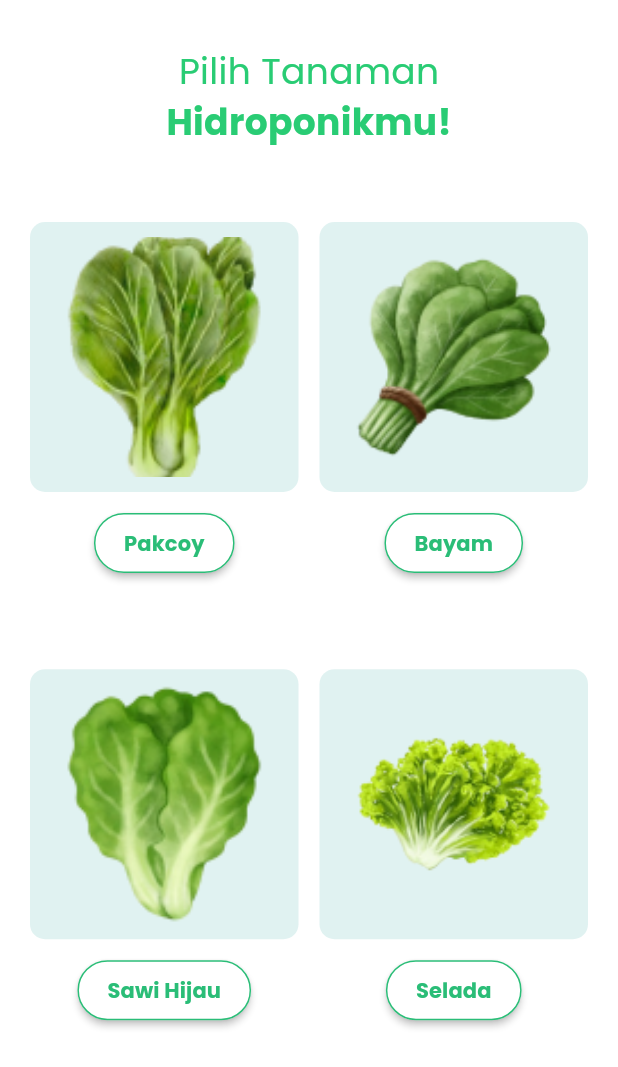
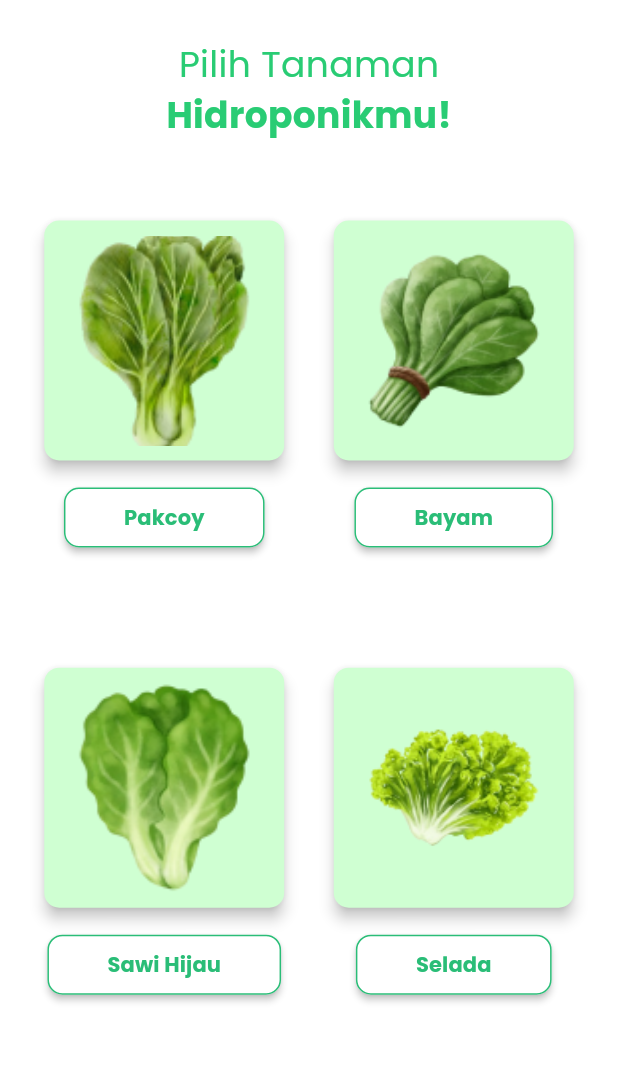
Before and after one commit to CLINTON1233/PBL-IF-16-Hydrogami-Integrasi-IoT-dan-Gamifikasi-Pada-Tanaman-Hidroponik, a Flutter app: the PilihPage screen opened directly, on a phone screen of 412 x 824 dp. Shown: the top 1067 px of the screen. Run offline on Flutter 3.47's test engine with Material 3 defaults, Android fonts, the phone set to English and light mode, and no system bars; our stand-ins replace google_fonts.

Commit message:
Page Pilih Hidroponik

```diff
--- a/lib/pilih_page.dart
+++ b/lib/pilih_page.dart
@@ -16,14 +16,14 @@ class _PilihPageState extends State<PilihPage> {
       appBar: AppBar(
         backgroundColor: const Color.fromARGB(255, 36, 209, 126),
         elevation: 0,
-        toolbarHeight: 0, // untuk menghilangkan height dari appbar
+        toolbarHeight: 0,
       ),
       body: SingleChildScrollView(
         child: Padding(
           padding: const EdgeInsets.symmetric(horizontal: 20),
           child: Column(
             children: [
-              const SizedBox(height: 30),
+              const SizedBox(height: 25),
               Text(
                 'Pilih Tanaman',
                 style: GoogleFonts.poppins(
@@ -50,7 +50,7 @@ class _PilihPageState extends State<PilihPage> {
                   crossAxisCount: 2,
                   crossAxisSpacing: 14,
                   mainAxisSpacing: 14,
-                  childAspectRatio: 0.63, // Atur childAspectRatio jika perlu
+                  childAspectRatio: 0.63,
                 ),
                 children: [
                   _buildTanamanItem('assets/pakcoy.png', 'Pakcoy'),
@@ -70,36 +70,40 @@ class _PilihPageState extends State<PilihPage> {
   // Widget untuk item tanaman
   Widget _buildTanamanItem(String imagePath, String title) {
     return Column(
-      crossAxisAlignment:
-          CrossAxisAlignment.center, // Memastikan konten berada di tengah
+      crossAxisAlignment: CrossAxisAlignment.center,
       children: [
-        Container(
-          decoration: BoxDecoration(
-            color: const Color(0xFFE0F2F1),
+        Card(
+          elevation: 4,
+          shape: RoundedRectangleBorder(
             borderRadius: BorderRadius.circular(10),
           ),
+          color: const Color(0xFFCFFFD2),
           child: Padding(
             padding: const EdgeInsets.all(10),
-            child: Image.asset(
-              imagePath,
-              width: 160, // Ubah lebar gambar
-              height: 160, // Ubah tinggi gambar
-              fit: BoxFit.cover, // Mengatur agar gambar tidak terdistorsi
+            child: Column(
+              children: [
+                Image.asset(
+                  imagePath,
+                  width: 140,
+                  height: 140,
+                  fit: BoxFit.cover,
+                ),
+              ],
             ),
           ),
         ),
-        const SizedBox(height: 10), // Jarak antara gambar dan tombol
+        const SizedBox(height: 10),
         // Tombol untuk nama tanaman
         ElevatedButton(
           onPressed: () {},
           style: ElevatedButton.styleFrom(
             backgroundColor: Colors.white,
             shape: RoundedRectangleBorder(
-              borderRadius: BorderRadius.circular(20),
+              borderRadius: BorderRadius.circular(10),
               side: BorderSide(color: const Color(0xFF2ABD77), width: 1),
             ),
             elevation: 2,
-            padding: const EdgeInsets.symmetric(horizontal: 20, vertical: 10),
+            padding: const EdgeInsets.symmetric(horizontal: 40, vertical: 10),
           ),
           child: Text(
             title,
@@ -110,7 +114,7 @@ class _PilihPageState extends State<PilihPage> {
             ),
           ),
         ),
-        const SizedBox(height: 20), // Tambahkan jarak di bawah tombol
+        const SizedBox(height: 20),
       ],
     );
   }
--- a/lib/registrasi_page.dart
+++ b/lib/registrasi_page.dart
@@ -275,7 +275,6 @@ class _RegistrasiPageState extends State<RegistrasiPage> {
                   const SizedBox(height: 10),
 
                   // Login Text
-                  // Login Text
                   Center(
                     child: GestureDetector(
                       onTap: () {
```
